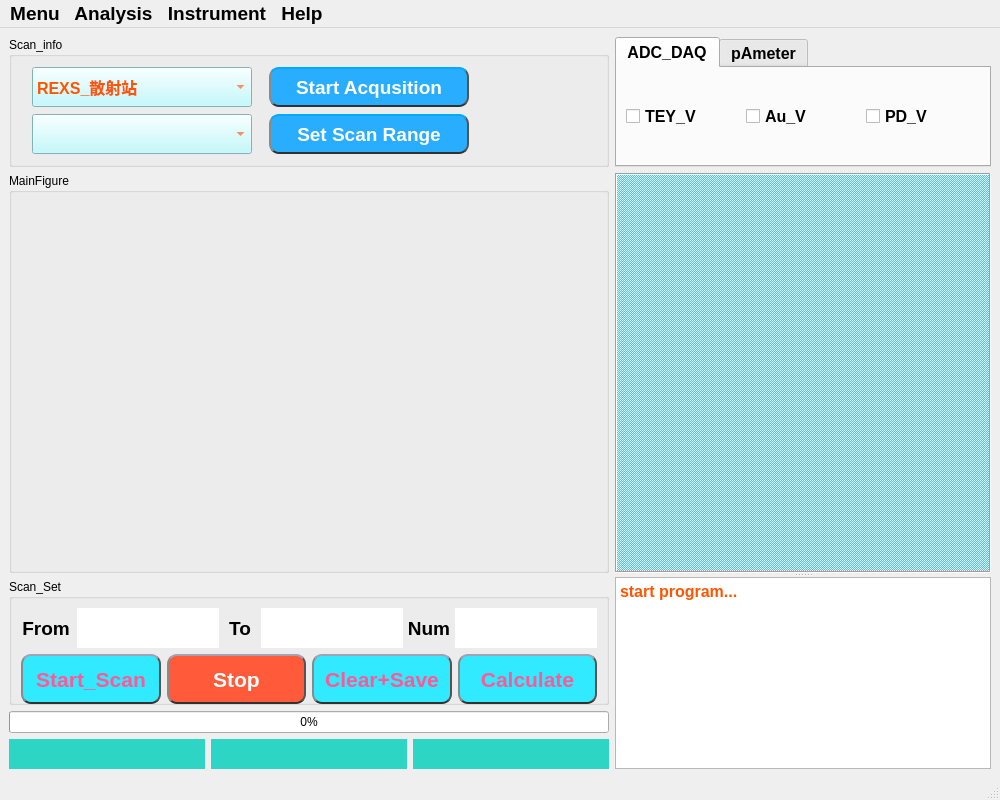
zlmturnout/REXS_SCANControl, file UI/UI_REXS_SCAN.ui: the form before one commit.
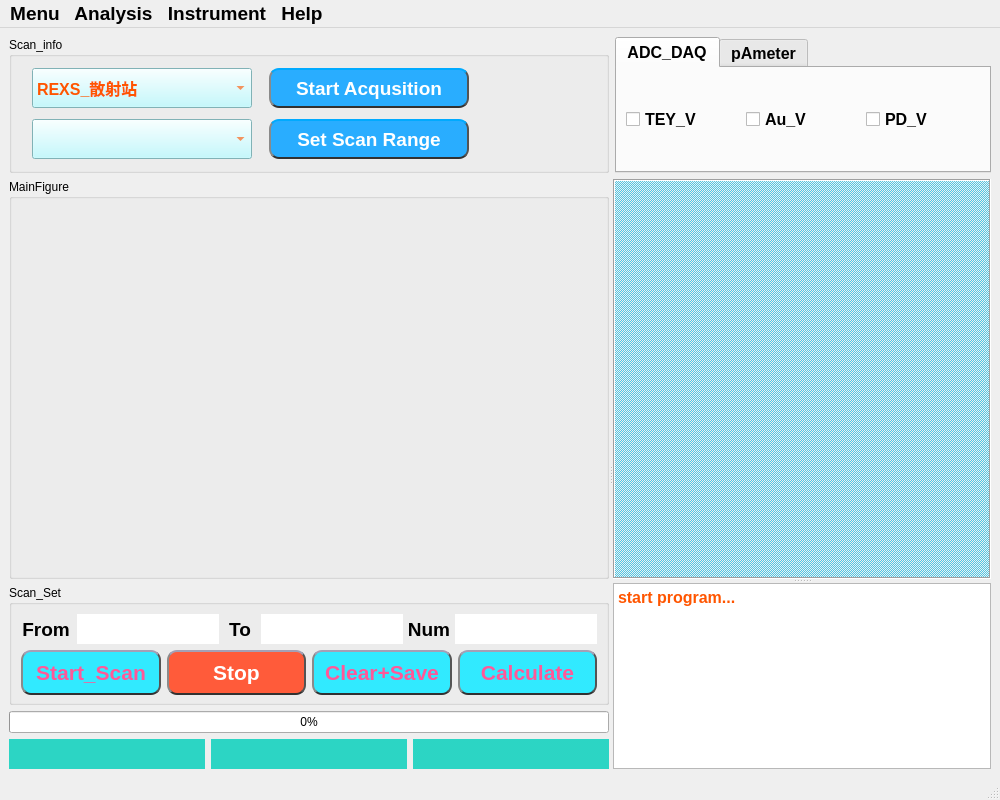
The form after the commit.

Commit message: update UI and scan control

Patch:
```diff
--- a/UI/UI_REXS_SCAN.ui
+++ b/UI/UI_REXS_SCAN.ui
@@ -26,10 +26,10 @@
    <bool>false</bool>
   </property>
   <widget class="QWidget" name="centralwidget">
-   <layout class="QGridLayout" name="gridLayout_4">
-    <item row="0" column="0">
      <layout class="QGridLayout" name="gridLayout_3">
-      <item row="0" column="0" colspan="2">
+    <item row="0" column="0">
+     <layout class="QVBoxLayout" name="verticalLayout_4">
+      <item>
        <layout class="QHBoxLayout" name="horizontalLayout_4">
         <item>
          <widget class="QGroupBox" name="Scan_infobox">
@@ -852,7 +852,12 @@
         </item>
        </layout>
       </item>
-      <item row="1" column="0">
+      <item>
+       <widget class="QSplitter" name="splitter_2">
+        <property name="orientation">
+         <enum>Qt::Horizontal</enum>
+        </property>
+        <widget class="QWidget" name="">
        <layout class="QVBoxLayout" name="verticalLayout_3">
         <item>
          <widget class="QGroupBox" name="Main_fig_box">
@@ -883,7 +888,7 @@
          </widget>
         </item>
         <item>
-         <layout class="QVBoxLayout" name="verticalLayout">
+           <layout class="QVBoxLayout" name="verticalLayout_2">
           <item>
            <widget class="QGroupBox" name="Scan_set_Box">
             <property name="sizePolicy">
@@ -909,7 +914,7 @@
             </property>
             <layout class="QGridLayout" name="gridLayout_2">
              <item row="0" column="0">
-              <layout class="QVBoxLayout" name="verticalLayout_5">
+                <layout class="QVBoxLayout" name="verticalLayout">
                <item>
                 <layout class="QHBoxLayout" name="horizontalLayout_5">
                  <item>
@@ -923,7 +928,7 @@
                    <property name="minimumSize">
                     <size>
                      <width>50</width>
-                     <height>40</height>
+                       <height>30</height>
                     </size>
                    </property>
                    <property name="font">
@@ -952,7 +957,7 @@
                    <property name="minimumSize">
                     <size>
                      <width>120</width>
-                     <height>40</height>
+                       <height>30</height>
                     </size>
                    </property>
                    <property name="palette">
@@ -1063,7 +1068,7 @@
                    <property name="minimumSize">
                     <size>
                      <width>30</width>
-                     <height>40</height>
+                       <height>30</height>
                     </size>
                    </property>
                    <property name="font">
@@ -1092,7 +1097,7 @@
                    <property name="minimumSize">
                     <size>
                      <width>120</width>
-                     <height>40</height>
+                       <height>30</height>
                     </size>
                    </property>
                    <property name="palette">
@@ -1203,7 +1208,7 @@
                    <property name="minimumSize">
                     <size>
                      <width>40</width>
-                     <height>40</height>
+                       <height>30</height>
                     </size>
                    </property>
                    <property name="font">
@@ -1232,7 +1237,7 @@
                    <property name="minimumSize">
                     <size>
                      <width>120</width>
-                     <height>40</height>
+                       <height>30</height>
                     </size>
                    </property>
                    <property name="palette">
@@ -1347,7 +1352,7 @@
                    <property name="minimumSize">
                     <size>
                      <width>120</width>
-                     <height>50</height>
+                       <height>45</height>
                     </size>
                    </property>
                    <property name="palette">
@@ -1767,7 +1772,7 @@
                    <property name="minimumSize">
                     <size>
                      <width>120</width>
-                     <height>50</height>
+                       <height>45</height>
                     </size>
                    </property>
                    <property name="font">
@@ -1814,7 +1819,7 @@
                    <property name="minimumSize">
                     <size>
                      <width>120</width>
-                     <height>50</height>
+                       <height>45</height>
                     </size>
                    </property>
                    <property name="palette">
@@ -2234,7 +2239,7 @@
                    <property name="minimumSize">
                     <size>
                      <width>120</width>
-                     <height>50</height>
+                       <height>45</height>
                     </size>
                    </property>
                    <property name="palette">
@@ -3387,8 +3392,7 @@
          </layout>
         </item>
        </layout>
-      </item>
-      <item row="1" column="1">
+        </widget>
        <widget class="QSplitter" name="splitter">
         <property name="orientation">
          <enum>Qt::Vertical</enum>
@@ -3518,6 +3522,7 @@
 &lt;p style=&quot; margin-top:0px; margin-bottom:0px; margin-left:0px; margin-right:0px; -qt-block-indent:0; text-indent:0px;&quot;&gt;&lt;span style=&quot; font-size:12pt; font-weight:700;&quot;&gt;start program...&lt;/span&gt;&lt;/p&gt;
 &lt;p style=&quot;-qt-paragraph-type:empty; margin-top:0px; margin-bottom:0px; margin-left:0px; margin-right:0px; -qt-block-indent:0; text-indent:0px; font-size:12pt; font-weight:700;&quot;&gt;&lt;br /&gt;&lt;/p&gt;&lt;/body&gt;&lt;/html&gt;</string>
          </property>
+         </widget>
         </widget>
        </widget>
       </item>
```
Lines whose indentation alone changed are shown as unchanged. The commit also changes 5 other files.
